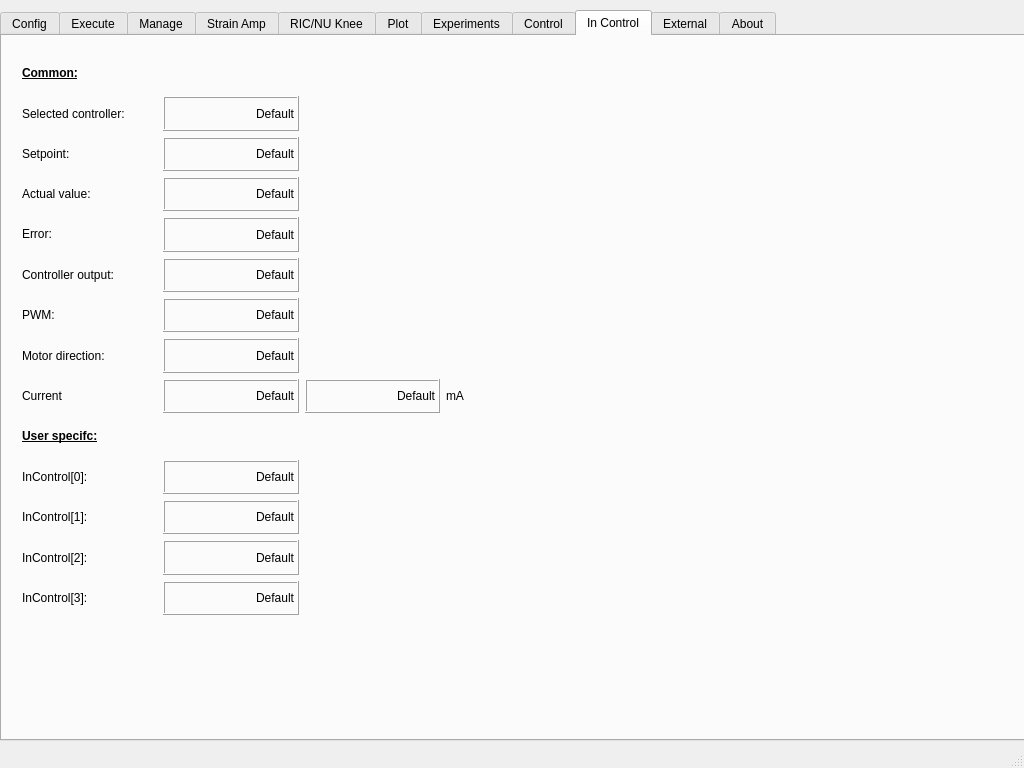
This is execute-gui-1/mainwindow.ui in JFDuval/FlexSEA as Qt 5 draws it before an edit. The edited form follows.
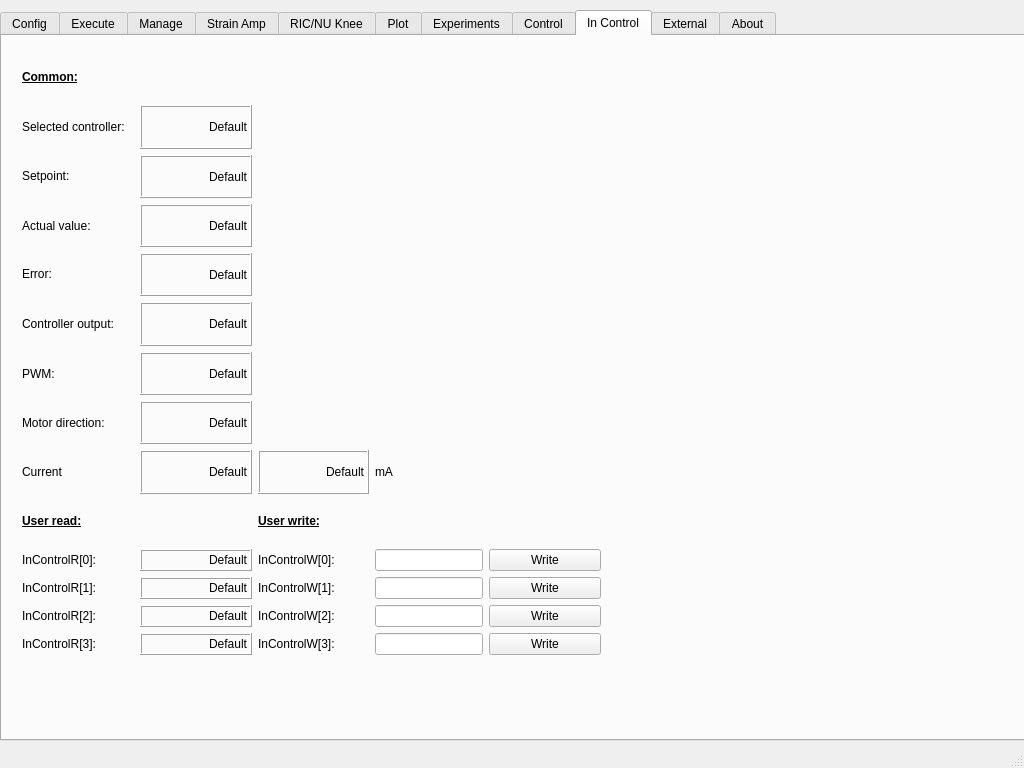
This is the edited form. The open tabs and pages were chosen to show the change. Custom widgets are drawn as their Qt base class.

Commit message: Working on In Control - GUI side

```diff
--- a/execute-gui-1/mainwindow.ui
+++ b/execute-gui-1/mainwindow.ui
@@ -3964,11 +3964,37 @@
        <rect>
         <x>9</x>
         <y>9</y>
-        <width>581</width>
-        <height>581</height>
+        <width>601</width>
+        <height>621</height>
        </rect>
       </property>
       <layout class="QGridLayout" name="gridLayout_6">
+       <item row="12" column="2">
+        <widget class="QLabel" name="label_123">
+         <property name="layoutDirection">
+          <enum>Qt::LeftToRight</enum>
+         </property>
+         <property name="text">
+          <string>InControlW[2]:</string>
+         </property>
+         <property name="alignment">
+          <set>Qt::AlignLeading|Qt::AlignLeft|Qt::AlignVCenter</set>
+         </property>
+        </widget>
+       </item>
+       <item row="11" column="3">
+        <widget class="QLineEdit" name="inctrl_w1">
+         <property name="sizePolicy">
+          <sizepolicy hsizetype="Fixed" vsizetype="Fixed">
+           <horstretch>0</horstretch>
+           <verstretch>0</verstretch>
+          </sizepolicy>
+         </property>
+         <property name="alignment">
+          <set>Qt::AlignRight|Qt::AlignTrailing|Qt::AlignVCenter</set>
+         </property>
+        </widget>
+       </item>
        <item row="0" column="0">
         <widget class="QLabel" name="label_109">
          <property name="text">
@@ -4039,7 +4065,7 @@
           <enum>Qt::LeftToRight</enum>
          </property>
          <property name="text">
-          <string>InControl[0]:</string>
+          <string>InControlR[0]:</string>
          </property>
          <property name="alignment">
           <set>Qt::AlignLeading|Qt::AlignLeft|Qt::AlignVCenter</set>
@@ -4147,7 +4173,7 @@
        <item row="9" column="0">
         <widget class="QLabel" name="label_116">
          <property name="text">
-          <string>&lt;html&gt;&lt;head/&gt;&lt;body&gt;&lt;p&gt;&lt;span style=&quot; font-weight:600; text-decoration: underline;&quot;&gt;User specifc:&lt;/span&gt;&lt;/p&gt;&lt;/body&gt;&lt;/html&gt;</string>
+          <string>&lt;html&gt;&lt;head/&gt;&lt;body&gt;&lt;p&gt;&lt;span style=&quot; font-weight:600; text-decoration: underline;&quot;&gt;User read:&lt;/span&gt;&lt;/p&gt;&lt;/body&gt;&lt;/html&gt;</string>
          </property>
         </widget>
        </item>
@@ -4157,7 +4183,7 @@
           <enum>Qt::LeftToRight</enum>
          </property>
          <property name="text">
-          <string>InControl[2]:</string>
+          <string>InControlR[2]:</string>
          </property>
          <property name="alignment">
           <set>Qt::AlignLeading|Qt::AlignLeft|Qt::AlignVCenter</set>
@@ -4170,7 +4196,7 @@
           <enum>Qt::LeftToRight</enum>
          </property>
          <property name="text">
-          <string>InControl[1]:</string>
+          <string>InControlR[1]:</string>
          </property>
          <property name="alignment">
           <set>Qt::AlignLeading|Qt::AlignLeft|Qt::AlignVCenter</set>
@@ -4183,7 +4209,7 @@
           <enum>Qt::LeftToRight</enum>
          </property>
          <property name="text">
-          <string>InControl[3]:</string>
+          <string>InControlR[3]:</string>
          </property>
          <property name="alignment">
           <set>Qt::AlignLeading|Qt::AlignLeft|Qt::AlignVCenter</set>
@@ -4432,6 +4458,119 @@
          </property>
         </widget>
        </item>
+       <item row="13" column="3">
+        <widget class="QLineEdit" name="inctrl_w3">
+         <property name="sizePolicy">
+          <sizepolicy hsizetype="Fixed" vsizetype="Fixed">
+           <horstretch>0</horstretch>
+           <verstretch>0</verstretch>
+          </sizepolicy>
+         </property>
+         <property name="alignment">
+          <set>Qt::AlignRight|Qt::AlignTrailing|Qt::AlignVCenter</set>
+         </property>
+        </widget>
+       </item>
+       <item row="10" column="2">
+        <widget class="QLabel" name="label_124">
+         <property name="layoutDirection">
+          <enum>Qt::LeftToRight</enum>
+         </property>
+         <property name="text">
+          <string>InControlW[0]:</string>
+         </property>
+         <property name="alignment">
+          <set>Qt::AlignLeading|Qt::AlignLeft|Qt::AlignVCenter</set>
+         </property>
+        </widget>
+       </item>
+       <item row="13" column="2">
+        <widget class="QLabel" name="label_125">
+         <property name="layoutDirection">
+          <enum>Qt::LeftToRight</enum>
+         </property>
+         <property name="text">
+          <string>InControlW[3]:</string>
+         </property>
+         <property name="alignment">
+          <set>Qt::AlignLeading|Qt::AlignLeft|Qt::AlignVCenter</set>
+         </property>
+        </widget>
+       </item>
+       <item row="11" column="2">
+        <widget class="QLabel" name="label_122">
+         <property name="layoutDirection">
+          <enum>Qt::LeftToRight</enum>
+         </property>
+         <property name="text">
+          <string>InControlW[1]:</string>
+         </property>
+         <property name="alignment">
+          <set>Qt::AlignLeading|Qt::AlignLeft|Qt::AlignVCenter</set>
+         </property>
+        </widget>
+       </item>
+       <item row="10" column="3">
+        <widget class="QLineEdit" name="inctrl_w0">
+         <property name="sizePolicy">
+          <sizepolicy hsizetype="Fixed" vsizetype="Fixed">
+           <horstretch>0</horstretch>
+           <verstretch>0</verstretch>
+          </sizepolicy>
+         </property>
+         <property name="alignment">
+          <set>Qt::AlignRight|Qt::AlignTrailing|Qt::AlignVCenter</set>
+         </property>
+        </widget>
+       </item>
+       <item row="9" column="2">
+        <widget class="QLabel" name="label_121">
+         <property name="text">
+          <string>&lt;html&gt;&lt;head/&gt;&lt;body&gt;&lt;p&gt;&lt;span style=&quot; font-weight:600; text-decoration: underline;&quot;&gt;User write:&lt;/span&gt;&lt;/p&gt;&lt;/body&gt;&lt;/html&gt;</string>
+         </property>
+        </widget>
+       </item>
+       <item row="12" column="3">
+        <widget class="QLineEdit" name="inctrl_w2">
+         <property name="sizePolicy">
+          <sizepolicy hsizetype="Fixed" vsizetype="Fixed">
+           <horstretch>0</horstretch>
+           <verstretch>0</verstretch>
+          </sizepolicy>
+         </property>
+         <property name="alignment">
+          <set>Qt::AlignRight|Qt::AlignTrailing|Qt::AlignVCenter</set>
+         </property>
+        </widget>
+       </item>
+       <item row="10" column="4">
+        <widget class="QPushButton" name="pushButton_inctrl_w0">
+         <property name="text">
+          <string>Write</string>
+         </property>
+        </widget>
+       </item>
+       <item row="11" column="4">
+        <widget class="QPushButton" name="pushButton_inctrl_w1">
+         <property name="text">
+          <string>Write</string>
+         </property>
+        </widget>
+       </item>
+       <item row="12" column="4">
+        <widget class="QPushButton" name="pushButton_inctrl_w2">
+         <property name="text">
+          <string>Write</string>
+         </property>
+        </widget>
+       </item>
+       <item row="13" column="4">
+        <widget class="QPushButton" name="pushButton_inctrl_w3">
+         <property name="text">
+          <string>Write</string>
+         </property>
+        </widget>
+       </item>
       </layout>
      </widget>
     </widget>
```
Left out of the diff: 2 changed lines with no effect on the pictures. The commit also changes 2 other files.
